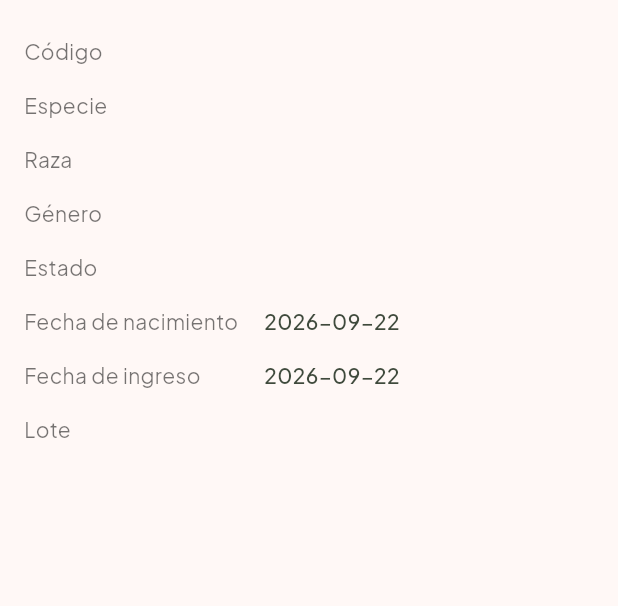
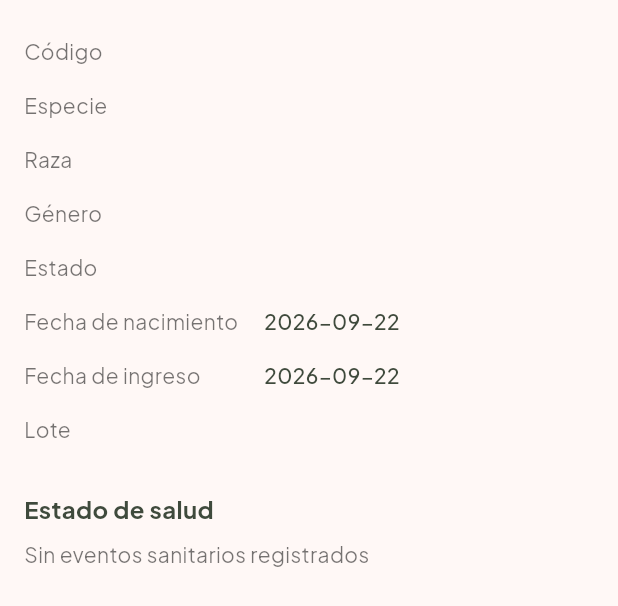
Before and after one commit to Danyppp/fincas-patitas-movil-app, a Flutter app: the _DetalleAnimal widget shown alone on an empty page, opened directly with empty values, on a phone screen of 412 x 824 dp. Shown: the top 606 px of the screen. Run offline on Flutter 3.47's test engine with Material 3 defaults, Android fonts, the phone set to English and light mode, and no system bars; our stand-ins replace google_fonts, shared_preferences; accounts and stored records are empty.

Commit message:
feat: agregar Lote/Potrero y genealogia (madre/padre) a Animales
- Nuevos modelos y repositorios para Lote y Potrero (reales del backend).
- El formulario de animal permite asignar lote/potrero y madre/padre.
- El detalle de animal muestra genealogia y ultimo evento sanitario.
- Se corrige obtenerHistorial() en el mock para igualar la forma real
  del backend ({ animal, historial }).

```diff
--- /dev/null
+++ b/lib/models/catalogo/lote_animal.dart
@@ -0,0 +1,22 @@
+/// Catálogo de lotes de animales (`GET /lotes-animales`). El backend
+/// devuelve un arreglo plano `[{id, nombre, potrero_id}]`, sin envoltorio
+/// de paginación. Es de solo lectura desde la app móvil por ahora (el CRUD
+/// de lotes existe en el backend, pero no es prioridad de este sprint).
+class LoteAnimal {
+  final int id;
+  final String nombre;
+  final int? potreroId;
+
+  const LoteAnimal({required this.id, required this.nombre, this.potreroId});
+
+  factory LoteAnimal.fromJson(Map<String, dynamic> json) {
+    return LoteAnimal(
+      id: json['id'] as int,
+      nombre: json['nombre'] as String,
+      potreroId: json['potrero_id'] as int?,
+    );
+  }
+
+  @override
+  String toString() => nombre;
+}
--- /dev/null
+++ b/lib/models/catalogo/potrero.dart
@@ -0,0 +1,28 @@
+/// Catálogo de potreros (`GET /potreros`). El backend devuelve un arreglo
+/// plano `[{id, nombre, capacidad_animales, estado}]`, sin envoltorio de
+/// paginación. Es de solo lectura desde la app móvil por ahora.
+class Potrero {
+  final int id;
+  final String nombre;
+  final int? capacidadAnimales;
+  final String? estado;
+
+  const Potrero({
+    required this.id,
+    required this.nombre,
+    this.capacidadAnimales,
+    this.estado,
+  });
+
+  factory Potrero.fromJson(Map<String, dynamic> json) {
+    return Potrero(
+      id: json['id'] as int,
+      nombre: json['nombre'] as String,
+      capacidadAnimales: json['capacidad_animales'] as int?,
+      estado: json['estado'] as String?,
+    );
+  }
+
+  @override
+  String toString() => nombre;
+}
--- a/lib/repositories/catalogo/mock_catalogo_repository.dart
+++ b/lib/repositories/catalogo/mock_catalogo_repository.dart
@@ -1,4 +1,6 @@
 import '../../models/catalogo/especie.dart';
+import '../../models/catalogo/lote_animal.dart';
+import '../../models/catalogo/potrero.dart';
 import '../../models/catalogo/raza.dart';
 import 'catalogo_repository.dart';
 
@@ -16,6 +18,17 @@ class MockCatalogoRepository implements CatalogoRepository {
     Raza(id: 4, especieId: 3, nombre: 'Leghorn'),
   ];
 
+  final _lotes = const [
+    LoteAnimal(id: 1, nombre: 'Lote Lechero 1', potreroId: 1),
+    LoteAnimal(id: 2, nombre: 'Lote Maternidad', potreroId: 2),
+    LoteAnimal(id: 3, nombre: 'Lote Engorde'),
+  ];
+
+  final _potreros = const [
+    Potrero(id: 1, nombre: 'Potrero Norte', capacidadAnimales: 20, estado: 'Disponible'),
+    Potrero(id: 2, nombre: 'Potrero Sur', capacidadAnimales: 15, estado: 'Disponible'),
+  ];
+
   @override
   Future<List<Especie>> listarEspecies() async {
     await Future.delayed(const Duration(milliseconds: 200));
@@ -28,4 +41,16 @@ class MockCatalogoRepository implements CatalogoRepository {
     if (especieId == null) return _razas;
     return _razas.where((r) => r.especieId == especieId).toList();
   }
+
+  @override
+  Future<List<LoteAnimal>> listarLotes() async {
+    await Future.delayed(const Duration(milliseconds: 200));
+    return _lotes;
+  }
+
+  @override
+  Future<List<Potrero>> listarPotreros() async {
+    await Future.delayed(const Duration(milliseconds: 200));
+    return _potreros;
+  }
 }
--- a/lib/screens/animales/animal_detail_screen.dart
+++ b/lib/screens/animales/animal_detail_screen.dart
@@ -2,6 +2,7 @@ import 'package:flutter/material.dart';
 import 'package:intl/intl.dart';
 
 import '../../models/animal.dart';
+import '../../models/catalogo/potrero.dart';
 import '../../repositories/animales/animal_repository.dart';
 import '../../repositories/catalogo/catalogo_repository.dart';
 import 'animal_form_screen.dart';
@@ -24,6 +25,10 @@ class AnimalDetailScreen extends StatefulWidget {
 
 class _AnimalDetailScreenState extends State<AnimalDetailScreen> {
   Animal? _animal;
+  Animal? _madre;
+  Animal? _padre;
+  Potrero? _potrero;
+  Map<String, dynamic>? _ultimoEventoSanitario;
   bool _cargando = true;
   String? _error;
   bool _huboCambios = false;
@@ -38,15 +43,67 @@ class _AnimalDetailScreenState extends State<AnimalDetailScreen> {
     setState(() => _cargando = true);
     try {
       final animal = await widget.repository.obtenerPorId(widget.animalId);
+      if (animal == null) {
+        setState(() {
+          _animal = null;
+          _error = 'Animal no encontrado';
+        });
+        return;
+      }
+
+      // Cargas secundarias (genealogía, potrero, último evento sanitario).
+      // Cada una se resuelve de forma independiente y no debe tumbar la
+      // pantalla si falla: si algo sale mal, simplemente no se muestra
+      // esa sección.
+      final madre = animal.madreId == null
+          ? null
+          : await _intentar(() => widget.repository.obtenerPorId(animal.madreId!));
+      final padre = animal.padreId == null
+          ? null
+          : await _intentar(() => widget.repository.obtenerPorId(animal.padreId!));
+      final potrero = animal.potreroId == null
+          ? null
+          : await _buscarPotrero(animal.potreroId!);
+      final ultimoEvento = await _obtenerUltimoEventoSanitario(animal.id);
+
       setState(() {
         _animal = animal;
-        _error = animal == null ? 'Animal no encontrado' : null;
+        _madre = madre;
+        _padre = padre;
+        _potrero = potrero;
+        _ultimoEventoSanitario = ultimoEvento;
+        _error = null;
       });
     } catch (e) {
       setState(() => _error = '$e');
     } finally {
       if (mounted) setState(() => _cargando = false);
     }
+  }
+
+  Future<T?> _intentar<T>(Future<T> Function() accion) async {
+    try {
+      return await accion();
+    } catch (_) {
+      return null;
+    }
+  }
+
+  Future<Potrero?> _buscarPotrero(int potreroId) async {
+    final potreros = await _intentar(() => widget.catalogoRepository.listarPotreros());
+    if (potreros == null) return null;
+    for (final p in potreros) {
+      if (p.id == potreroId) return p;
+    }
+    return null;
+  }
+
+  Future<Map<String, dynamic>?> _obtenerUltimoEventoSanitario(int animalId) async {
+    final respuesta = await _intentar(() => widget.repository.obtenerHistorial(animalId));
+    final historial = respuesta?['historial'] as Map<String, dynamic>?;
+    final eventos = historial?['eventosSanitarios'] as List<dynamic>?;
+    if (eventos == null || eventos.isEmpty) return null;
+    return eventos.first as Map<String, dynamic>;
   }
 
   Future<void> _editar() async {
@@ -110,7 +167,13 @@ class _AnimalDetailScreenState extends State<AnimalDetailScreen> {
             ? const Center(child: CircularProgressIndicator())
             : _error != null
                 ? Center(child: Text(_error!))
-                : _DetalleAnimal(animal: _animal!),
+                : _DetalleAnimal(
+                    animal: _animal!,
+                    madre: _madre,
+                    padre: _padre,
+                    potrero: _potrero,
+                    ultimoEventoSanitario: _ultimoEventoSanitario,
+                  ),
       ),
     );
   }
@@ -118,8 +181,18 @@ class _AnimalDetailScreenState extends State<AnimalDetailScreen> {
 
 class _DetalleAnimal extends StatelessWidget {
   final Animal animal;
+  final Animal? madre;
+  final Animal? padre;
+  final Potrero? potrero;
+  final Map<String, dynamic>? ultimoEventoSanitario;
 
-  const _DetalleAnimal({required this.animal});
+  const _DetalleAnimal({
+    required this.animal,
+    this.madre,
+    this.padre,
+    this.potrero,
+    this.ultimoEventoSanitario,
+  });
 
   @override
   Widget build(BuildContext context) {
@@ -138,6 +211,37 @@ class _DetalleAnimal extends StatelessWidget {
           _fila('Fecha de ingreso', formato.format(animal.fechaIngreso!)),
         if (animal.origen != null && animal.origen!.isNotEmpty) _fila('Origen', animal.origen!),
         if (animal.loteNombre != null) _fila('Lote', animal.loteNombre!),
+        if (potrero != null) _fila('Potrero', potrero!.nombre),
+
+        // -- Genealogía (solo si hay datos reales) --
+        if (madre != null || padre != null) ...[
+          const SizedBox(height: 24),
+          const Text('Genealogía', style: TextStyle(fontWeight: FontWeight.bold, fontSize: 16)),
+          const SizedBox(height: 8),
+          if (madre != null) _fila('Madre', '${madre!.nombreVisible} (${madre!.codigo})'),
+          if (padre != null) _fila('Padre', '${padre!.nombreVisible} (${padre!.codigo})'),
+        ],
+
+        // -- Estado de salud: solo datos reales del backend (sin
+        // veterinario ni "próximo refuerzo", eso no existe en el modelo
+        // de eventos_sanitarios). --
+        const SizedBox(height: 24),
+        const Text('Estado de salud', style: TextStyle(fontWeight: FontWeight.bold, fontSize: 16)),
+        const SizedBox(height: 8),
+        if (ultimoEventoSanitario == null)
+          const Text('Sin eventos sanitarios registrados', style: TextStyle(color: Colors.black54))
+        else ...[
+          _fila('Último evento', ultimoEventoSanitario!['tipo_evento'] as String? ?? '-'),
+          if (ultimoEventoSanitario!['fecha_evento'] != null)
+            _fila(
+              'Fecha',
+              formato.format(DateTime.parse(ultimoEventoSanitario!['fecha_evento'] as String)),
+            ),
+          if ((ultimoEventoSanitario!['descripcion_tratamiento'] as String?)?.isNotEmpty == true)
+            _fila('Descripción', ultimoEventoSanitario!['descripcion_tratamiento'] as String),
+          if (ultimoEventoSanitario!['estado'] != null)
+            _fila('Estado del evento', ultimoEventoSanitario!['estado'] as String),
+        ],
       ],
     );
   }
```
Also changed, not shown: lib/repositories/animales/mock_animal_repository.dart (+16 -5 lines), lib/repositories/catalogo/api_catalogo_repository.dart (+18 -0 lines), lib/repositories/catalogo/catalogo_repository.dart (+8 -4 lines).
